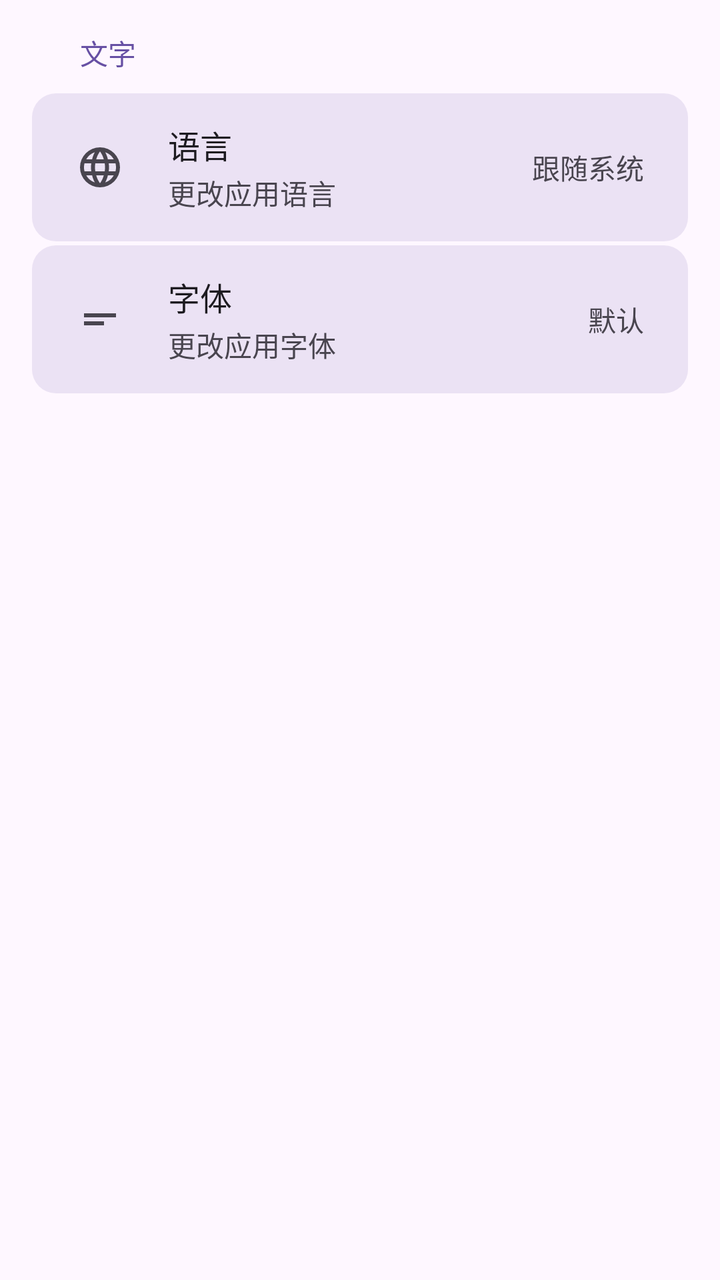
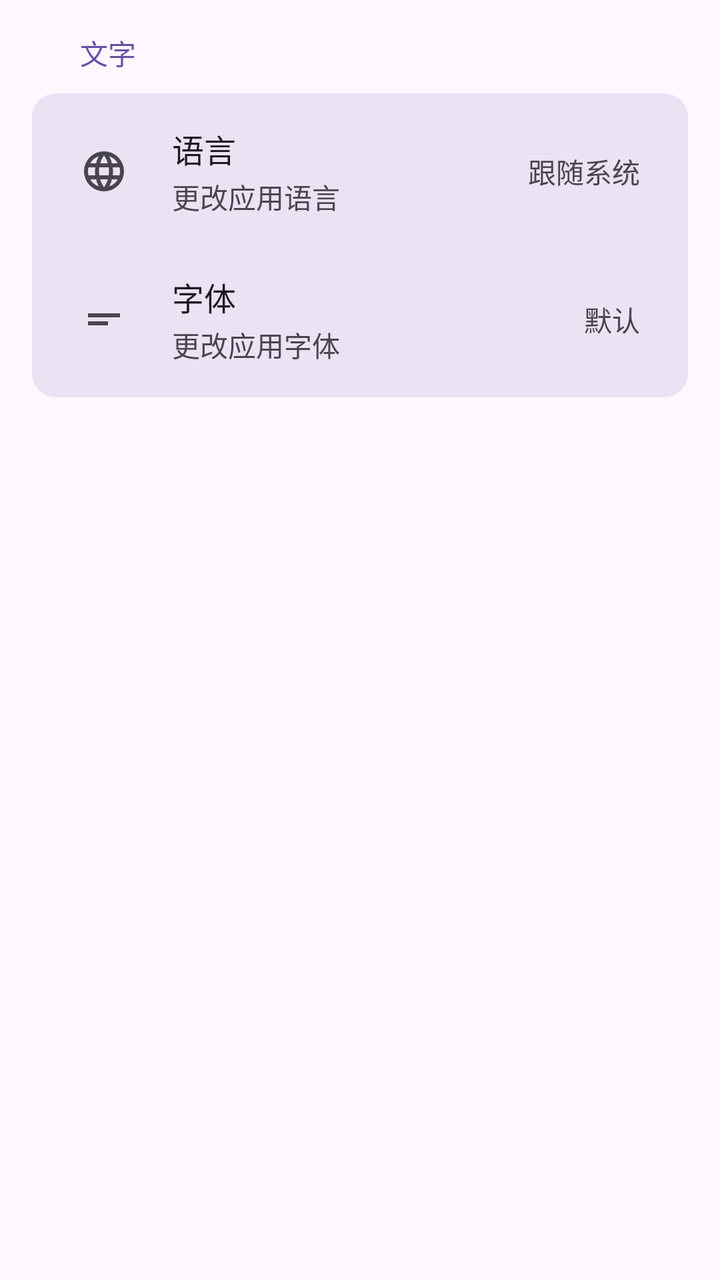

Screens rendered from an Android XML layout before and after an edit, with the pre-edit source and the edit as a unified diff.
<!-- AndroidManifest.xml: application theme Theme.Click -->
<!-- res/layout/fragment_settings.xml -->
<?xml version="1.0" encoding="utf-8"?>
<ScrollView xmlns:android="http://schemas.android.com/apk/res/android"
    android:layout_width="match_parent"
    android:layout_height="match_parent"
    android:paddingHorizontal="16dp"
    android:paddingTop="0dp"
    android:paddingBottom="16dp"
    android:background="?android:attr/colorBackground">

    <LinearLayout
        android:layout_width="match_parent"
        android:layout_height="wrap_content"
        android:orientation="vertical">

        
        <TextView
            android:layout_width="wrap_content"
            android:layout_height="wrap_content"
            android:text="文字"
            android:textSize="14sp"
            android:textColor="?attr/colorPrimary"
            android:paddingHorizontal="24dp"
            android:paddingTop="16dp"
            android:paddingBottom="10dp" />

        
        <LinearLayout
            android:id="@+id/settings_language"
            android:layout_width="match_parent"
            android:layout_height="wrap_content"
            android:orientation="horizontal"
            android:gravity="center_vertical"
            android:paddingHorizontal="22dp"
            android:paddingVertical="14dp"
            android:background="@drawable/settings_card_bg"
            android:layout_marginBottom="2dp"
            android:clickable="true"
            android:focusable="true">

            <ImageView
                android:layout_width="24dp"
                android:layout_height="24dp"
                android:src="@drawable/ic_language"
                android:tint="?attr/colorOnSurfaceVariant"
                android:layout_marginEnd="22dp" />

            <LinearLayout
                android:layout_width="0dp"
                android:layout_height="wrap_content"
                android:layout_weight="1"
                android:orientation="vertical">

                <TextView
                    android:layout_width="wrap_content"
                    android:layout_height="wrap_content"
                    android:text="语言"
                    android:textSize="16sp"
                    android:textColor="?attr/colorOnSurface" />

                <TextView
                    android:layout_width="wrap_content"
                    android:layout_height="wrap_content"
                    android:text="更改应用语言"
                    android:textSize="14sp"
                    android:textColor="?attr/colorOnSurfaceVariant"
                    android:layout_marginTop="2dp" />
            </LinearLayout>

            <TextView
                android:id="@+id/settings_language_value"
                android:layout_width="wrap_content"
                android:layout_height="wrap_content"
                android:text="跟随系统"
                android:textSize="14sp"
                android:textColor="?attr/colorOnSurfaceVariant" />
        </LinearLayout>

        
        <LinearLayout
            android:id="@+id/settings_font"
            android:layout_width="match_parent"
            android:layout_height="wrap_content"
            android:orientation="horizontal"
            android:gravity="center_vertical"
            android:paddingHorizontal="22dp"
            android:paddingVertical="14dp"
            android:background="@drawable/settings_card_bg"
            android:clickable="true"
            android:focusable="true">

            <ImageView
                android:layout_width="24dp"
                android:layout_height="24dp"
                android:src="@drawable/ic_font"
                android:tint="?attr/colorOnSurfaceVariant"
                android:layout_marginEnd="22dp" />

            <LinearLayout
                android:layout_width="0dp"
                android:layout_height="wrap_content"
                android:layout_weight="1"
                android:orientation="vertical">

                <TextView
                    android:layout_width="wrap_content"
                    android:layout_height="wrap_content"
                    android:text="字体"
                    android:textSize="16sp"
                    android:textColor="?attr/colorOnSurface" />

                <TextView
                    android:layout_width="wrap_content"
                    android:layout_height="wrap_content"
                    android:text="更改应用字体"
                    android:textSize="14sp"
                    android:textColor="?attr/colorOnSurfaceVariant"
                    android:layout_marginTop="2dp" />
            </LinearLayout>

            <TextView
                android:layout_width="wrap_content"
                android:layout_height="wrap_content"
                android:text="默认"
                android:textSize="14sp"
                android:textColor="?attr/colorOnSurfaceVariant" />
        </LinearLayout>

    </LinearLayout>
</ScrollView>
<!-- resources referenced by this layout -->
<resources>
  <!-- drawable ic_font (drawable) -->
  <vector xmlns:android="http://schemas.android.com/apk/res/android"
      android:width="24dp"
      android:height="24dp"
      android:viewportWidth="960"
      android:viewportHeight="960"
      android:tint="?attr/colorControlNormal"
      android:autoMirrored="true">
    <path
        android:fillColor="@android:color/white"
        android:pathData="M160,600L160,520L560,520L560,600L160,600ZM160,440L160,360L800,360L800,440L160,440Z"/>
  </vector>
  <!-- drawable ic_language (drawable) -->
  <vector xmlns:android="http://schemas.android.com/apk/res/android"
      android:width="24dp"
      android:height="24dp"
      android:viewportWidth="960"
      android:viewportHeight="960"
      android:tint="?attr/colorControlNormal">
    <path
        android:fillColor="@android:color/white"
        android:pathData="M480,880Q398,880 325,848.5Q252,817 197.5,762.5Q143,708 111.5,635Q80,562 80,480Q80,397 111.5,324.5Q143,252 197.5,197.5Q252,143 325,111.5Q398,80 480,80Q563,80 635.5,111.5Q708,143 762.5,197.5Q817,252 848.5,324.5Q880,397 880,480Q880,562 848.5,635Q817,708 762.5,762.5Q708,817 635.5,848.5Q563,880 480,880ZM480,798Q506,762 525,723Q544,684 556,640L404,640Q416,684 435,723Q454,762 480,798ZM376,782Q358,749 344.5,713.5Q331,678 322,640L204,640Q233,690 276.5,727Q320,764 376,782ZM584,782Q640,764 683.5,727Q727,690 756,640L638,640Q629,678 615.5,713.5Q602,749 584,782ZM170,560L306,560Q303,540 301.5,520.5Q300,501 300,480Q300,459 301.5,439.5Q303,420 306,400L170,400Q165,420 162.5,439.5Q160,459 160,480Q160,501 162.5,520.5Q165,540 170,560ZM386,560L574,560Q577,540 578.5,520.5Q580,501 580,480Q580,459 578.5,439.5Q577,420 574,400L386,400Q383,420 381.5,439.5Q380,459 380,480Q380,501 381.5,520.5Q383,540 386,560ZM654,560L790,560Q795,540 797.5,520.5Q800,501 800,480Q800,459 797.5,439.5Q795,420 790,400L654,400Q657,420 658.5,439.5Q660,459 660,480Q660,501 658.5,520.5Q657,540 654,560ZM638,320L756,320Q727,270 683.5,233Q640,196 584,178Q602,211 615.5,246.5Q629,282 638,320ZM404,320L556,320Q544,276 525,237Q506,198 480,162Q454,198 435,237Q416,276 404,320ZM204,320L322,320Q331,282 344.5,246.5Q358,211 376,178Q320,196 276.5,233Q233,270 204,320Z"/>
  </vector>
  <!-- drawable settings_card_bg (drawable) -->
  <?xml version="1.0" encoding="utf-8"?>
  <shape xmlns:android="http://schemas.android.com/apk/res/android"
      android:shape="rectangle">
      <solid android:color="@color/section_background" />
      <corners android:radius="12dp" />
  </shape>
  <color name="section_background">#206750A4</color>
  <color name="md_theme_primary">#6750A4</color>
  <color name="md_theme_onPrimary">#FFFFFF</color>
  <color name="md_theme_primaryContainer">#EADDFF</color>
  <color name="md_theme_onPrimaryContainer">#21005D</color>
  <color name="md_theme_secondary">#625B71</color>
  <color name="md_theme_onSecondary">#FFFFFF</color>
  <color name="md_theme_secondaryContainer">#E8DEF8</color>
  <color name="md_theme_onSecondaryContainer">#1D192B</color>
  <color name="md_theme_background">#FEF7FF</color>
  <color name="md_theme_onBackground">#1D1B20</color>
  <color name="md_theme_surface">#FEF7FF</color>
  <color name="md_theme_onSurface">#1D1B20</color>
  <color name="md_theme_surfaceVariant">#E7E0EC</color>
  <color name="md_theme_onSurfaceVariant">#49454F</color>
  <color name="md_theme_outline">#79747E</color>
  <color name="md_theme_outlineVariant">#CAC4D0</color>
  <!-- unchanged entries left out for length: 2 -->
</resources>

<!-- the commit's change to res/layout/fragment_settings.xml (unified diff, before → after) -->
@@ -25,104 +25,113 @@
 
         
         <LinearLayout
-            android:id="@+id/settings_language"
             android:layout_width="match_parent"
             android:layout_height="wrap_content"
-            android:orientation="horizontal"
-            android:gravity="center_vertical"
-            android:paddingHorizontal="22dp"
-            android:paddingVertical="14dp"
+            android:orientation="vertical"
             android:background="@drawable/settings_card_bg"
-            android:layout_marginBottom="2dp"
-            android:clickable="true"
-            android:focusable="true">
+            android:padding="2dp">
 
-            <ImageView
-                android:layout_width="24dp"
-                android:layout_height="24dp"
-                android:src="@drawable/ic_language"
-                android:tint="?attr/colorOnSurfaceVariant"
-                android:layout_marginEnd="22dp" />
+            
+            <LinearLayout
+                android:id="@+id/settings_language"
+                android:layout_width="match_parent"
+                android:layout_height="wrap_content"
+                android:orientation="horizontal"
+                android:gravity="center_vertical"
+                android:paddingHorizontal="22dp"
+                android:paddingVertical="14dp"
+                android:background="?attr/selectableItemBackground"
+                android:clickable="true"
+                android:focusable="true">
 
+                <ImageView
+                    android:layout_width="24dp"
+                    android:layout_height="24dp"
+                    android:src="@drawable/ic_language"
+                    android:tint="?attr/colorOnSurfaceVariant"
+                    android:layout_marginEnd="22dp" />
+
+                <LinearLayout
+                    android:layout_width="0dp"
+                    android:layout_height="wrap_content"
+                    android:layout_weight="1"
+                    android:orientation="vertical">
+
+                    <TextView
+                        android:layout_width="wrap_content"
+                        android:layout_height="wrap_content"
+                        android:text="语言"
+                        android:textSize="16sp"
+                        android:textColor="?attr/colorOnSurface" />
+
+                    <TextView
+                        android:layout_width="wrap_content"
+                        android:layout_height="wrap_content"
+                        android:text="更改应用语言"
+                        android:textSize="14sp"
+                        android:textColor="?attr/colorOnSurfaceVariant"
+                        android:layout_marginTop="2dp" />
+                </LinearLayout>
+
+                <TextView
+                    android:id="@+id/settings_language_value"
+                    android:layout_width="wrap_content"
+                    android:layout_height="wrap_content"
+                    android:text="跟随系统"
+                    android:textSize="14sp"
+                    android:textColor="?attr/colorOnSurfaceVariant" />
+            </LinearLayout>
+
+            
             <LinearLayout
-                android:layout_width="0dp"
+                android:id="@+id/settings_font"
+                android:layout_width="match_parent"
                 android:layout_height="wrap_content"
-                android:layout_weight="1"
-                android:orientation="vertical">
+                android:orientation="horizontal"
+                android:gravity="center_vertical"
+                android:paddingHorizontal="22dp"
+                android:paddingVertical="14dp"
+                android:background="?attr/selectableItemBackground"
+                android:clickable="true"
+                android:focusable="true">
+
+                <ImageView
+                    android:layout_width="24dp"
+                    android:layout_height="24dp"
+                    android:src="@drawable/ic_font"
+                    android:tint="?attr/colorOnSurfaceVariant"
+                    android:layout_marginEnd="22dp" />
+
+                <LinearLayout
+                    android:layout_width="0dp"
+                    android:layout_height="wrap_content"
+                    android:layout_weight="1"
+                    android:orientation="vertical">
+
+                    <TextView
+                        android:layout_width="wrap_content"
+                        android:layout_height="wrap_content"
+                        android:text="字体"
+                        android:textSize="16sp"
+                        android:textColor="?attr/colorOnSurface" />
+
+                    <TextView
+                        android:layout_width="wrap_content"
+                        android:layout_height="wrap_content"
+                        android:text="更改应用字体"
+                        android:textSize="14sp"
+                        android:textColor="?attr/colorOnSurfaceVariant"
+                        android:layout_marginTop="2dp" />
+                </LinearLayout>
 
                 <TextView
                     android:layout_width="wrap_content"
                     android:layout_height="wrap_content"
-                    android:text="语言"
-                    android:textSize="16sp"
-                    android:textColor="?attr/colorOnSurface" />
-
-                <TextView
-                    android:layout_width="wrap_content"
-                    android:layout_height="wrap_content"
-                    android:text="更改应用语言"
+                    android:text="默认"
                     android:textSize="14sp"
-                    android:textColor="?attr/colorOnSurfaceVariant"
-                    android:layout_marginTop="2dp" />
+                    android:textColor="?attr/colorOnSurfaceVariant" />
             </LinearLayout>
 
-            <TextView
-                android:id="@+id/settings_language_value"
-                android:layout_width="wrap_content"
-                android:layout_height="wrap_content"
-                android:text="跟随系统"
-                android:textSize="14sp"
-                android:textColor="?attr/colorOnSurfaceVariant" />
-        </LinearLayout>
-
-        
-        <LinearLayout
-            android:id="@+id/settings_font"
-            android:layout_width="match_parent"
-            android:layout_height="wrap_content"
-            android:orientation="horizontal"
-            android:gravity="center_vertical"
-            android:paddingHorizontal="22dp"
-            android:paddingVertical="14dp"
-            android:background="@drawable/settings_card_bg"
-            android:clickable="true"
-            android:focusable="true">
-
-            <ImageView
-                android:layout_width="24dp"
-                android:layout_height="24dp"
-                android:src="@drawable/ic_font"
-                android:tint="?attr/colorOnSurfaceVariant"
-                android:layout_marginEnd="22dp" />
-
-            <LinearLayout
-                android:layout_width="0dp"
-                android:layout_height="wrap_content"
-                android:layout_weight="1"
-                android:orientation="vertical">
-
-                <TextView
-                    android:layout_width="wrap_content"
-                    android:layout_height="wrap_content"
-                    android:text="字体"
-                    android:textSize="16sp"
-                    android:textColor="?attr/colorOnSurface" />
-
-                <TextView
-                    android:layout_width="wrap_content"
-                    android:layout_height="wrap_content"
-                    android:text="更改应用字体"
-                    android:textSize="14sp"
-                    android:textColor="?attr/colorOnSurfaceVariant"
-                    android:layout_marginTop="2dp" />
-            </LinearLayout>
-
-            <TextView
-                android:layout_width="wrap_content"
-                android:layout_height="wrap_content"
-                android:text="默认"
-                android:textSize="14sp"
-                android:textColor="?attr/colorOnSurfaceVariant" />
         </LinearLayout>
 
     </LinearLayout>
